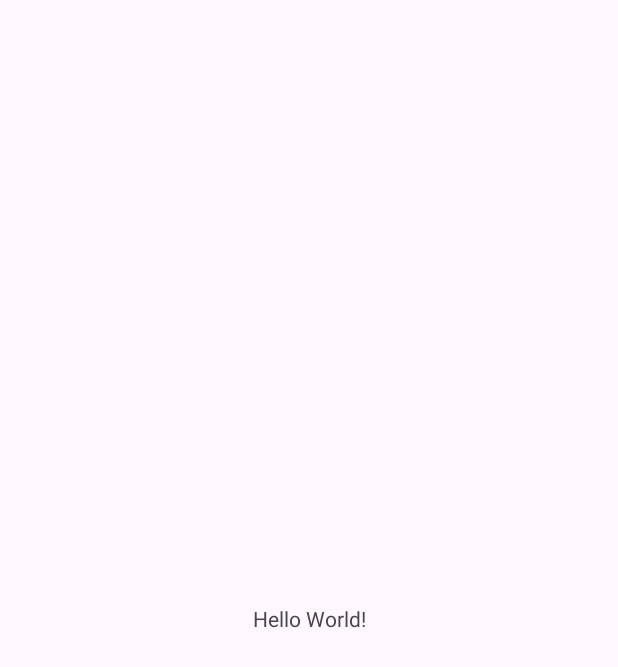
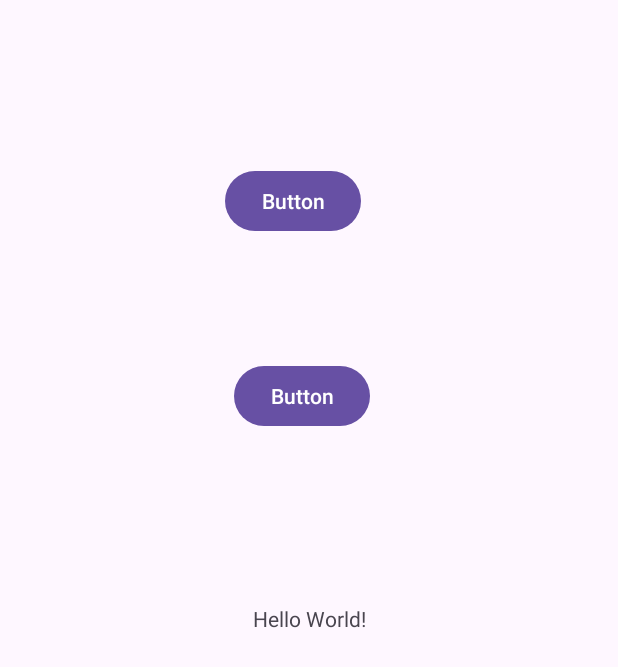
Before and after one commit to FilipeMaiaBR45/WebSocketClient, an Android app: the screen it shows after launch (MainActivity), on a phone screen of 412 x 824 dp. Before the commit the part shown is almost empty. Shown: the top 667 px of the screen. Run offline under Robolectric (Android 15) with nearby library versions, the phone set to English and light mode, and no system bars.

Commit message:
add buttons

```diff
--- a/app/src/main/java/br/com/example/websocketclient/MainActivity.java
+++ b/app/src/main/java/br/com/example/websocketclient/MainActivity.java
@@ -1,6 +1,8 @@
 package br.com.example.websocketclient;
 
 import android.os.Bundle;
+import android.view.View;
+import android.widget.Button;
 
 import androidx.activity.EdgeToEdge;
 import androidx.appcompat.app.AppCompatActivity;
@@ -10,6 +12,9 @@ import androidx.core.view.WindowInsetsCompat;
 
 public class MainActivity extends AppCompatActivity {
     private WebSocketClient webSocketClient;
+
+    private Button connect;
+    private Button message;
 
     @Override
     protected void onCreate(Bundle savedInstanceState) {
@@ -22,13 +27,33 @@ public class MainActivity extends AppCompatActivity {
             return insets;
         });
 
+        connect = (Button) findViewById(R.id.buttonConnect);
+        message = (Button) findViewById(R.id.buttonMessage);
+
+        connect.setOnClickListener(new View.OnClickListener() {
+            @Override
+            public void onClick(View v) {
+                webSocketClient = new WebSocketClient();
+                MyWebSocketListener listener = new MyWebSocketListener();
+                webSocketClient.connect("ws://192.168.1.11:8080/websocket", listener);
+            }
+        });
+
+
+
 
         webSocketClient = new WebSocketClient();
         MyWebSocketListener listener = new MyWebSocketListener();
         webSocketClient.connect("ws://192.168.1.11:8080/websocket", listener);
 
         // Exemplo de como enviar uma mensagem
-        webSocketClient.sendMessage("Hello, WebSocket!");
+        message.setOnClickListener(new View.OnClickListener() {
+            @Override
+            public void onClick(View v) {
+                webSocketClient.sendMessage("Hello, WebSocket!");
+            }
+        });
+
 
 
     }
--- a/app/src/main/res/layout/activity_main.xml
+++ b/app/src/main/res/layout/activity_main.xml
@@ -16,4 +16,28 @@
         app:layout_constraintStart_toStartOf="parent"
         app:layout_constraintTop_toTopOf="parent" />
 
+    <Button
+        android:id="@+id/buttonConnect"
+        android:layout_width="wrap_content"
+        android:layout_height="wrap_content"
+        android:layout_marginStart="149dp"
+        android:layout_marginTop="110dp"
+        android:layout_marginEnd="171dp"
+        android:text="Button"
+        app:layout_constraintEnd_toEndOf="parent"
+        app:layout_constraintStart_toStartOf="parent"
+        app:layout_constraintTop_toTopOf="parent" />
+
+    <Button
+        android:id="@+id/buttonMessage"
+        android:layout_width="wrap_content"
+        android:layout_height="wrap_content"
+        android:layout_marginStart="155dp"
+        android:layout_marginTop="82dp"
+        android:layout_marginEnd="165dp"
+        android:text="Button"
+        app:layout_constraintEnd_toEndOf="parent"
+        app:layout_constraintStart_toStartOf="parent"
+        app:layout_constraintTop_toBottomOf="@+id/buttonConnect" />
+
 </androidx.constraintlayout.widget.ConstraintLayout>
```
